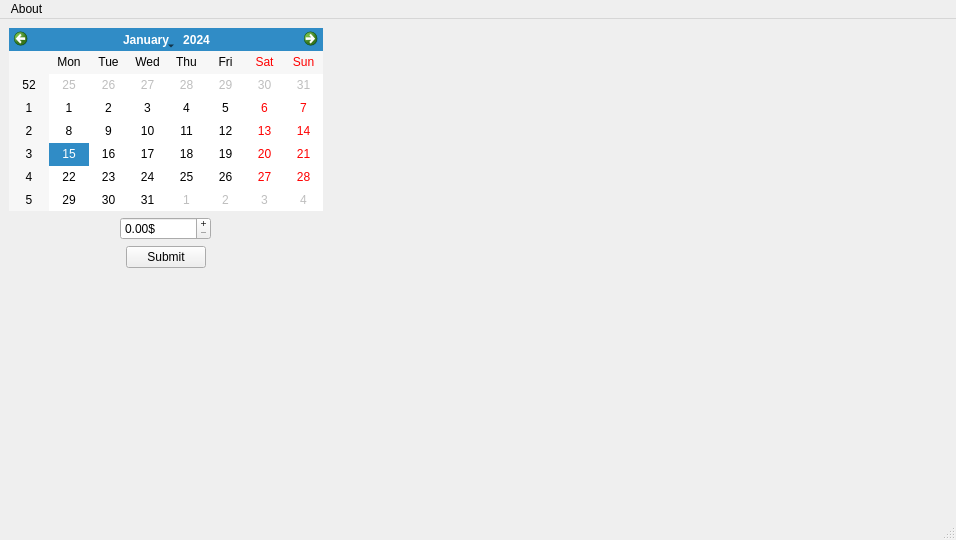
The window that ui/main_window.ui (git-chanel/BUDGIE) describes before a commit, drawn with Qt 5.
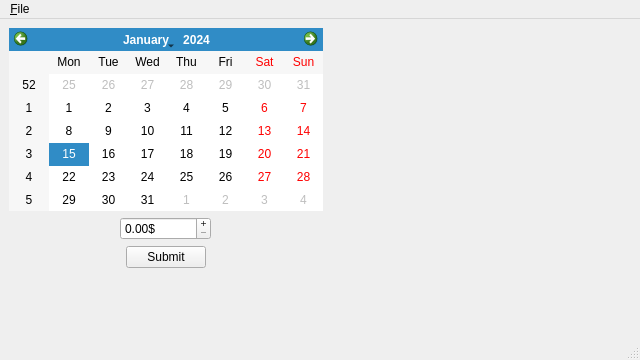
The same window after the commit.

The edit to the form file:
```diff
--- a/ui/main_window.ui
+++ b/ui/main_window.ui
@@ -2,14 +2,29 @@
 <ui version="4.0">
  <class>MainWindow</class>
  <widget class="QMainWindow" name="MainWindow">
+  <property name="enabled">
+   <bool>true</bool>
+  </property>
   <property name="geometry">
    <rect>
     <x>0</x>
     <y>0</y>
-    <width>956</width>
-    <height>540</height>
+    <width>640</width>
+    <height>360</height>
    </rect>
   </property>
+  <property name="sizePolicy">
+   <sizepolicy hsizetype="Expanding" vsizetype="Expanding">
+    <horstretch>1</horstretch>
+    <verstretch>1</verstretch>
+   </sizepolicy>
+  </property>
+  <property name="minimumSize">
+   <size>
+    <width>640</width>
+    <height>360</height>
+   </size>
+  </property>
   <property name="windowTitle">
    <string>MainWindow</string>
   </property>
@@ -86,13 +101,13 @@
     <rect>
      <x>0</x>
      <y>0</y>
-     <width>956</width>
+     <width>640</width>
      <height>21</height>
     </rect>
    </property>
    <widget class="QMenu" name="menuProgram">
     <property name="title">
-     <string>About</string>
+     <string>&amp;File</string>
     </property>
     <addaction name="actionAbout"/>
    </widget>
```
Left out of the diff: 23 changed lines with no effect on the pictures.
